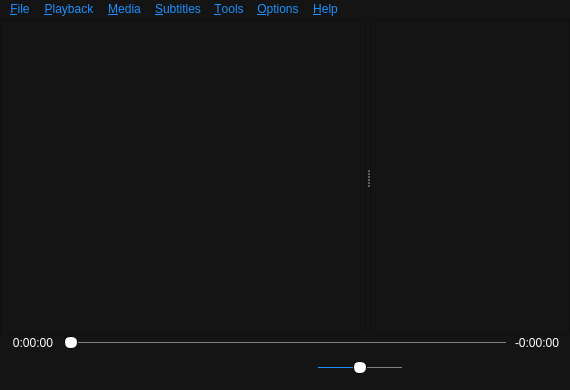
The window that Baka MPlayer/mainwindow.ui (u8sand/Baka-MPlayer) describes before a commit, drawn with Qt 5.
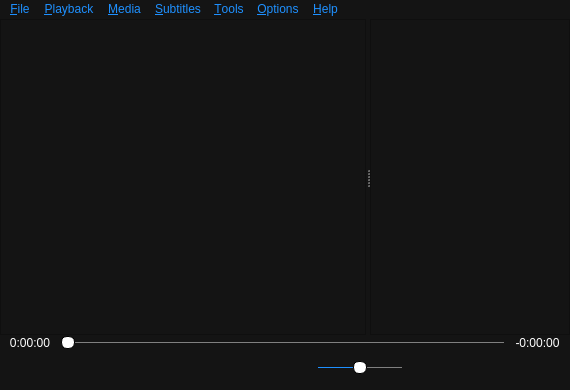
The same window after the commit. Icons and pictures are not drawn. Custom widgets are drawn as their Qt base class.

Commit message: mainwindow.ui: increase width of time labels

```diff
--- a/Baka MPlayer/mainwindow.ui
+++ b/Baka MPlayer/mainwindow.ui
@@ -136,13 +136,13 @@
       </property>
       <layout class="QHBoxLayout" name="horizontalLayout_2">
        <property name="leftMargin">
-        <number>8</number>
+        <number>5</number>
        </property>
        <property name="topMargin">
         <number>0</number>
        </property>
        <property name="rightMargin">
-        <number>8</number>
+        <number>5</number>
        </property>
        <property name="bottomMargin">
         <number>0</number>
@@ -195,7 +195,7 @@
          </property>
          <property name="maximumSize">
           <size>
-           <width>50</width>
+           <width>55</width>
            <height>16777215</height>
           </size>
          </property>
```
